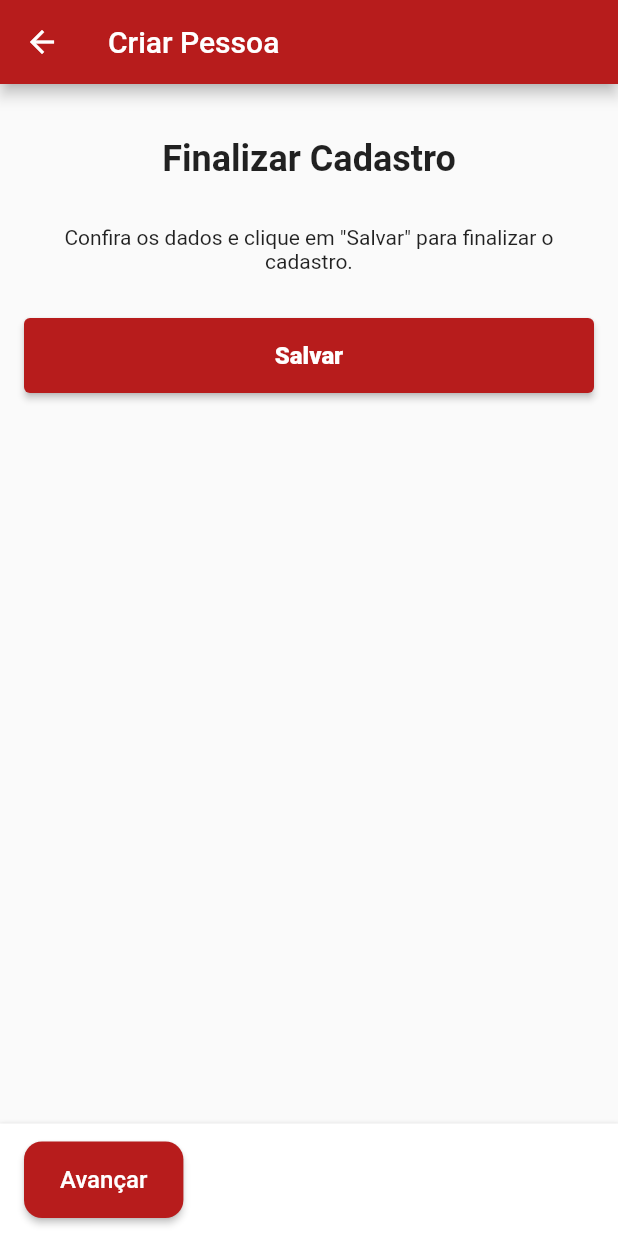
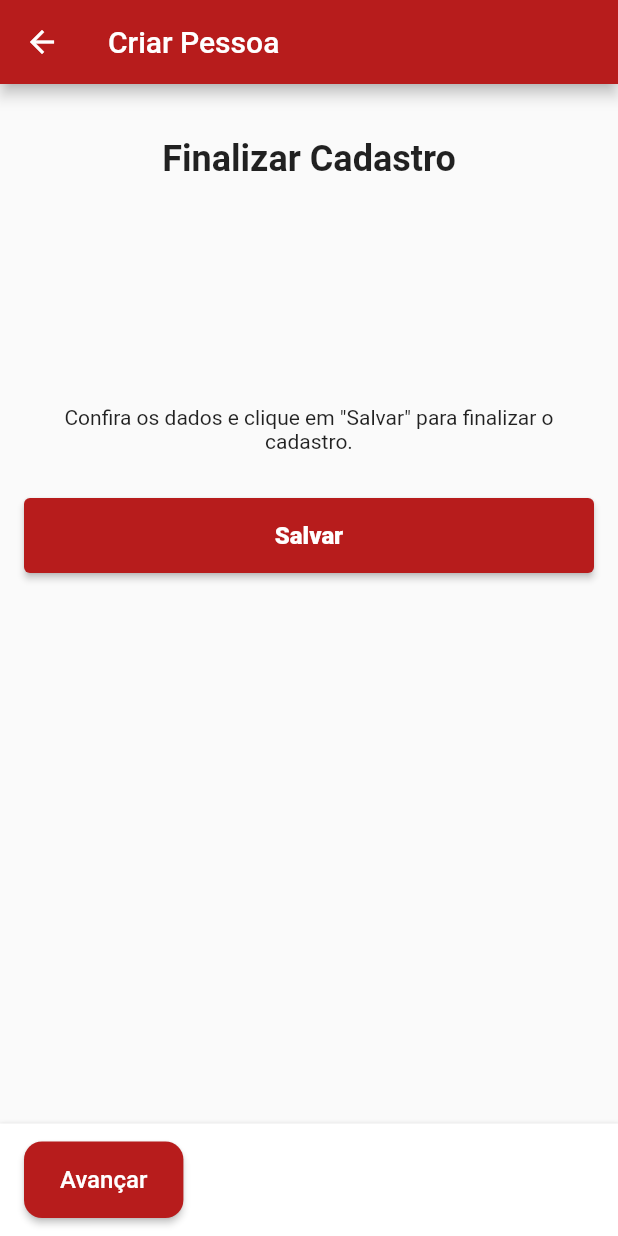
Before and after one commit to julianopimentel/kirk-flutter, a Flutter app: the CriarPersonPage screen opened directly, swiped to page 5, on a phone screen of 412 x 824 dp. Run offline on Flutter 3.47's test engine with Material 2 defaults, Android fonts, the phone set to English and light mode, and no system bars; our stand-ins replace dio, firebase_core, firebase_messaging, flutter_local_notifications, flutter_svg, image_picker and 4 more; missing offline and left inert: jwt_decode; accounts and stored records are empty; network calls fail.

Commit message:
Refatorado boa parte dos códigos na UI

```diff
--- a/lib/main.dart
+++ b/lib/main.dart
@@ -29,7 +29,6 @@ class MainApp extends StatelessWidget {
   @override
   Widget build(BuildContext context) {
     final themeProvider = Provider.of<ThemeProvider>(context);
-
     return MultiProvider(
       providers: [
         ChangeNotifierProvider(create: (_) => AccountProvider()),
--- a/lib/provider/pessoa_provider.dart
+++ b/lib/provider/pessoa_provider.dart
@@ -40,7 +40,9 @@ class PessoaProvider with ChangeNotifier {
       _isLoading = false; // Define isLoading como falso ao ocorrer um erro
       notifyListeners();
       // Trate os erros, se necessário
-      print("Erro ao buscar os dados: $error");
+      if (kDebugMode) {
+        print("Erro ao buscar os dados: $error");
+      }
     }
   }
 
@@ -55,8 +57,6 @@ class PessoaProvider with ChangeNotifier {
       // Notifique os ouvintes (consumers)
       _isLoading = false; // Define isLoading como falso ao concluir a operação com sucesso
       notifyListeners();
-
-      Navigator.of(context).pop(); // Feche o diálogo
 
       NotificationUtils.showSuccess(context, 'Pessoa criada com sucesso');
       // Retorne a lista de visitantes
--- a/lib/provider/visitante_provider.dart
+++ b/lib/provider/visitante_provider.dart
@@ -77,7 +77,7 @@ class VisitorProvider with ChangeNotifier {
 
       // Adicione o visitante à lista _visitors
       _visitors.add(visitor);
-
+      notifyListeners();
     } catch (error) {
       // Trate os erros, se necessário
       if (kDebugMode) {
@@ -85,9 +85,6 @@ class VisitorProvider with ChangeNotifier {
       }
     }
 
-    //NotificationUtils.showSuccess(context, 'Mensagem de sucesso');
-
-    notifyListeners();
   }
 
   // Método para excluir um visitante
--- a/lib/ui/componentes/foto_field.dart
+++ b/lib/ui/componentes/foto_field.dart
@@ -14,8 +14,9 @@ class FotoField extends StatefulWidget {
   final bool? isEditable;
   final void Function(String?)? onImageSelected; // Atualize a definição
   final String? selectedImageFilePath;
+  final Key? key;
 
-  const FotoField({super.key,
+  const FotoField({
     this.imageUrl = '',
     this.imageSize = 48.0,
     this.name,
@@ -23,7 +24,8 @@ class FotoField extends StatefulWidget {
     this.isEditable = false,
     this.selectedImageFilePath,
     this.onImageSelected,
-  });
+    this.key,
+  }) : super(key: key);
 
   @override
   createState() => _FotoFieldState();
--- a/lib/ui/pessoa/CriarPessoaPage.dart
+++ b/lib/ui/pessoa/CriarPessoaPage.dart
@@ -12,8 +12,10 @@ import '../componentes/data_field.dart';
 import '../componentes/dropdown_field.dart';
 
 class CriarPersonPage extends StatefulWidget {
+  const CriarPersonPage({super.key});
+
   @override
-  _CriarPersonPageState createState() => _CriarPersonPageState();
+  createState() => _CriarPersonPageState();
 }
 
 class _CriarPersonPageState extends State<CriarPersonPage> {
@@ -57,7 +59,7 @@ class _CriarPersonPageState extends State<CriarPersonPage> {
   void _nextPage() {
     if (_pageController.page! < _currentTotal) {
       _pageController.nextPage(
-          duration: Duration(milliseconds: 300), curve: Curves.ease);
+          duration: const Duration(milliseconds: 300), curve: Curves.ease);
       setState(() {
         _currentPage += 1;
       });
@@ -67,7 +69,7 @@ class _CriarPersonPageState extends State<CriarPersonPage> {
   void _previousPage() {
     if (_pageController.page! > 0) {
       _pageController.previousPage(
-          duration: Duration(milliseconds: 300), curve: Curves.ease);
+          duration: const Duration(milliseconds: 300), curve: Curves.ease);
       setState(() {
         _currentPage -= 1;
       });
@@ -92,11 +94,11 @@ class _CriarPersonPageState extends State<CriarPersonPage> {
         context: context,
         builder: (BuildContext context) {
           return AlertDialog(
-            title: Text('Erro de validação'),
-            content: Text('Por favor, preencha todos os campos obrigatórios.'),
+            title: const Text('Erro de validação'),
+            content: const Text('Por favor, preencha todos os campos obrigatórios.'),
             actions: [
               TextButton(
-                child: Text('OK'),
+                child: const Text('OK'),
                 onPressed: () {
                   Navigator.of(context).pop();
                 },
@@ -141,11 +143,11 @@ class _CriarPersonPageState extends State<CriarPersonPage> {
     var provider = context.watch<PessoaProvider>();
     return Scaffold(
       appBar: AppBar(
-        title: Text('Criar Pessoa'),
+        title: const Text('Criar Pessoa'),
       ),
       body: PageView(
         controller: _pageController,
-        physics: NeverScrollableScrollPhysics(),
+        physics: const NeverScrollableScrollPhysics(),
         children: [
           _buildBasicInfoPage(),
           _buildAdditionalInfoPage(),
@@ -161,7 +163,7 @@ class _CriarPersonPageState extends State<CriarPersonPage> {
               color: Colors.grey.withOpacity(0.5),
               spreadRadius: 1,
               blurRadius: 2,
-              offset: Offset(0, 1),
+              offset: const Offset(0, 1),
             ),
           ],
           color: Colors.white,
@@ -175,12 +177,12 @@ class _CriarPersonPageState extends State<CriarPersonPage> {
                 ElevatedButton(
                   onPressed: _previousPage,
                   style: ElevatedButton.styleFrom(
-                    primary: Colors.grey,
+                    backgroundColor: Colors.grey,
                     shape: RoundedRectangleBorder(
                       borderRadius: BorderRadius.circular(12.0),
                     ),
                     padding:
-                        EdgeInsets.symmetric(horizontal: 24.0, vertical: 16.0),
+                        const EdgeInsets.symmetric(horizontal: 24.0, vertical: 16.0),
                   ),
                   child: const Text(
                     'Voltar',
@@ -194,12 +196,12 @@ class _CriarPersonPageState extends State<CriarPersonPage> {
                 ElevatedButton(
                   onPressed: _nextPage,
                   style: ElevatedButton.styleFrom(
-                    primary: Theme.of(context).primaryColor,
+                    backgroundColor: Theme.of(context).primaryColor,
                     shape: RoundedRectangleBorder(
                       borderRadius: BorderRadius.circular(12.0),
                     ),
                     padding:
-                        EdgeInsets.symmetric(horizontal: 24.0, vertical: 16.0),
+                        const EdgeInsets.symmetric(horizontal: 24.0, vertical: 16.0),
                   ),
                   child: const Text(
                     'Avançar',
@@ -236,16 +238,16 @@ class _CriarPersonPageState extends State<CriarPersonPage> {
 
   Widget _buildAdditionalInfoPage() {
     return ListView(
-      padding: EdgeInsets.all(16.0),
+      padding: const EdgeInsets.all(16.0),
       children: [
-        SizedBox(height: 20.0),
-        Center(
+        const SizedBox(height: 20.0),
+        const Center(
           child: Text(
             'Informações Adicionais',
             style: TextStyle(fontSize: 16.0, fontWeight: FontWeight.bold),
           ),
         ),
-        SizedBox(height: 50.0),
+        const SizedBox(height: 50.0),
         DataField(
           label: 'Data de Nascimento',
           selectedDate: _selectedDate,
@@ -267,16 +269,16 @@ class _CriarPersonPageState extends State<CriarPersonPage> {
 
   Widget _buildPermissionsPage(PessoaProvider provider) {
     return ListView(
-      padding: EdgeInsets.all(16.0),
+      padding: const EdgeInsets.all(16.0),
       children: [
-        SizedBox(height: 20.0),
-        Center(
+        const SizedBox(height: 20.0),
+        const Center(
           child: Text(
             'Permissões',
             style: TextStyle(fontSize: 16.0, fontWeight: FontWeight.bold),
           ),
         ),
-        SizedBox(height: 50.0),
+        const SizedBox(height: 50.0),
         DropdownField(
           label: 'Grupo de Permissão',
           required: true,
@@ -294,7 +296,7 @@ class _CriarPersonPageState extends State<CriarPersonPage> {
               'Criar acesso à plataforma?',
               style: TextStyle(fontWeight: FontWeight.bold),
             ),
-            SizedBox(width: 7),
+            const SizedBox(width: 7),
             Checkbox(
               value: _acessoPlataforma,
               onChanged: (value) {
@@ -340,23 +342,23 @@ class _CriarPersonPageState extends State<CriarPersonPage> {
 
   Widget _buildFinishPage() {
     return ListView(
-      padding: EdgeInsets.all(16.0),
+      padding: const EdgeInsets.all(16.0),
       children: [
-        SizedBox(height: 20.0),
-        Center(
+        const SizedBox(height: 20.0),
+        const Center(
           child: Text(
             'Finalizar Cadastro',
             style: TextStyle(fontSize: 24.0, fontWeight: FontWeight.bold),
           ),
         ),
-        SizedBox(height: 30.0),
-        Text(
+        const SizedBox(height: 150.0),
+        const Text(
           'Confira os dados e clique em "Salvar" para finalizar o cadastro.',
           textAlign: TextAlign.center,
         ),
-        SizedBox(height: 30.0),
+        const SizedBox(height: 30.0),
         CustomElevatedButton(onPressed: _criarPessoa, label: 'Salvar'),
-        SizedBox(height: 50.0),
+        const SizedBox(height: 50.0),
       ],
     );
   }
--- a/lib/ui/screens/onboarding_screen.dart
+++ b/lib/ui/screens/onboarding_screen.dart
@@ -208,7 +208,7 @@ class _OnboardingScreenState extends State<OnboardingScreen> {
                     MaterialPageRoute(builder: (context) => const LoginPage())),
                 child: Center(
                   child: Padding(
-                    padding: EdgeInsets.only(bottom: 30.0),
+                    padding: const EdgeInsets.only(bottom: 30.0),
                     child: Text(
                       'Começar',
                       style: TextStyle(
```
Also changed, not shown: lib/network/api_visitante.dart (+2 -6 lines), lib/ui/pessoa/DetailPage.dart (+5 -5 lines), lib/ui/pessoa/ListPage.dart (+26 -28 lines), lib/ui/visitante/CriarVisitantePage.dart (+13 -14 lines), lib/ui/visitante/visitanteListPage.dart (+17 -13 lines), lib/utils/toastr_utils.dart (+15 -1 lines), 1 other file.
